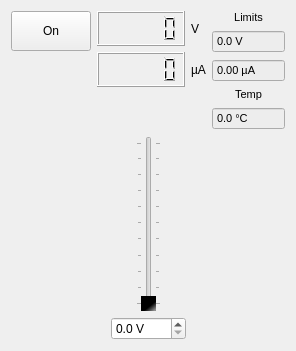
First picture: the form in src/client/mesycontrol/ui/mhv4_channel_without_settings.ui, repository flueke/mesycontrol, before the edit.
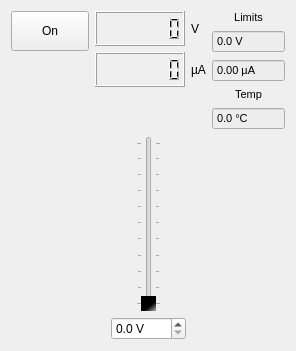
Second picture: the form after the edit.

Commit message: mhv4: fix spinbox limits and lcd digit count

```diff
--- a/src/client/mesycontrol/ui/mhv4_channel_without_settings.ui
+++ b/src/client/mesycontrol/ui/mhv4_channel_without_settings.ui
@@ -67,13 +67,16 @@
          </property>
          <property name="minimumSize">
           <size>
-           <width>80</width>
+           <width>90</width>
            <height>35</height>
           </size>
          </property>
          <property name="smallDecimalPoint">
           <bool>true</bool>
          </property>
+         <property name="digitCount">
+          <number>6</number>
+         </property>
         </widget>
        </item>
        <item row="1" column="0">
@@ -86,13 +89,16 @@
          </property>
          <property name="minimumSize">
           <size>
-           <width>80</width>
+           <width>90</width>
            <height>35</height>
           </size>
          </property>
          <property name="smallDecimalPoint">
           <bool>true</bool>
          </property>
+         <property name="digitCount">
+          <number>6</number>
+         </property>
         </widget>
        </item>
        <item row="0" column="1">
```
The commit also changes 1 other file.
